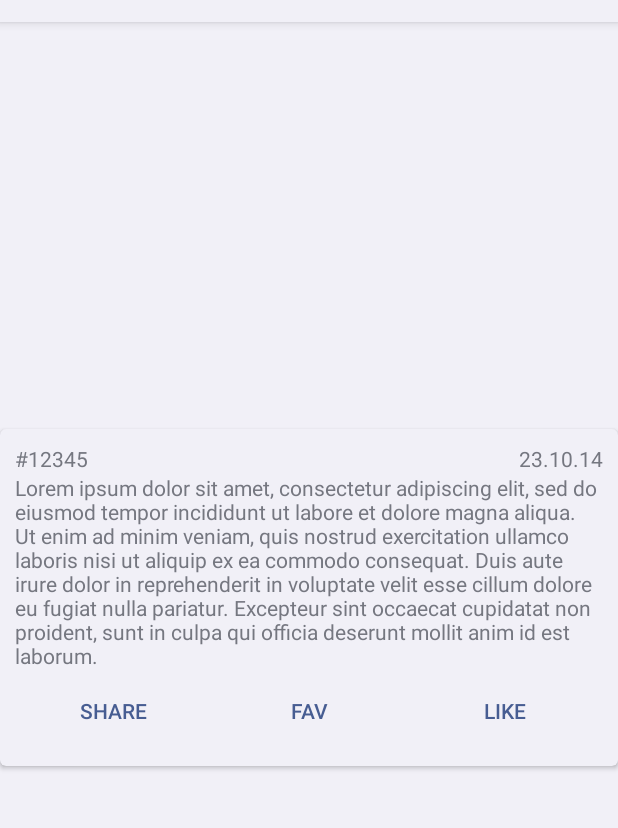
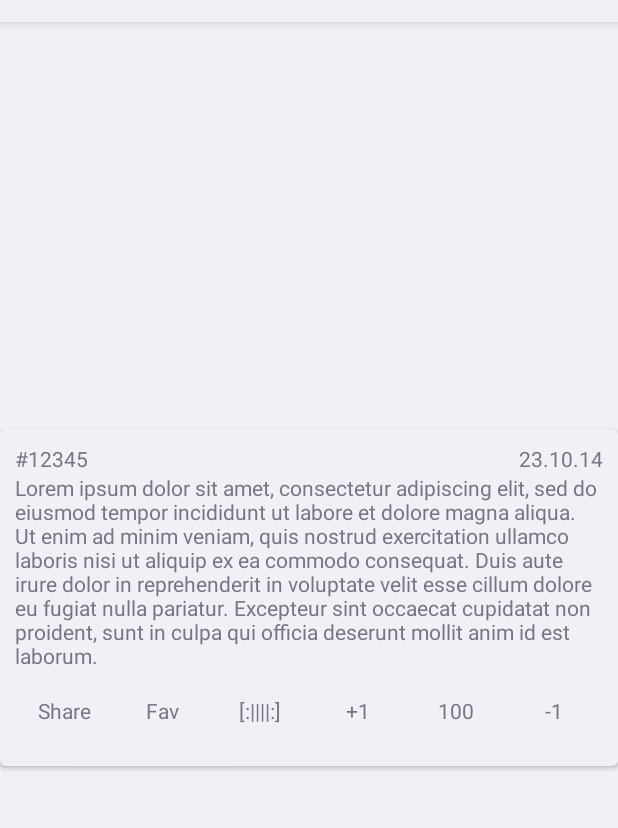
Before and after one commit to tech-team/BashHappens, an Android app: the layout bashorg_list_entry.xml on its own in the app's theme, with its tools: preview values and no code run, on a phone screen of 412 x 824 dp, the part 62-890 px from its top. Run offline under Robolectric (Android 15) with nearby library versions, the phone set to English and light mode, and no system bars; network calls fail.

Commit message:
#BH-10 Prototyped Sharing works, message format will be changed Added handlers for all buttons in the bottom of each post Added all controls for bash.org's entries

```diff
--- a/app/src/main/res/layout/bashorg_list_entry.xml
+++ b/app/src/main/res/layout/bashorg_list_entry.xml
@@ -44,25 +44,59 @@
             android:orientation="horizontal"
             style="@android:style/Theme.Holo.Light.Panel" >
             <Button
+                android:id="@+id/post_share"
+                android:layout_width="0dp"
+                android:layout_height="wrap_content"
+                android:layout_weight="1"
+                android:singleLine="true"
+                style="?android:attr/buttonBarButtonStyle"
+                android:textAppearance="@android:style/TextAppearance.DeviceDefault.Small"
+                android:text="Share" />
+
+            <Button
+                android:id="@+id/post_fav"
                 android:layout_width="0dp"
                 android:layout_height="wrap_content"
                 android:layout_weight="1"
                 style="?android:attr/buttonBarButtonStyle"
-                android:text="Share" />
+                android:textAppearance="@android:style/TextAppearance.DeviceDefault.Small"
+                android:text="Fav" />
 
             <Button
+                android:id="@+id/post_bayan"
                 android:layout_width="0dp"
                 android:layout_height="wrap_content"
                 android:layout_weight="1"
                 style="?android:attr/buttonBarButtonStyle"
-                android:text="Fav" />
+                android:textAppearance="@android:style/TextAppearance.DeviceDefault.Small"
+                android:text="[:||||:]" />
 
             <Button
+                android:id="@+id/post_like"
                 android:layout_width="0dp"
                 android:layout_height="wrap_content"
                 android:layout_weight="1"
                 style="?android:attr/buttonBarButtonStyle"
-                android:text="Like" />
+                android:textAppearance="@android:style/TextAppearance.DeviceDefault.Small"
+                android:text="+1" />
+
+            <TextView
+                android:id="@+id/post_rating"
+                android:layout_width="0dp"
+                android:layout_height="wrap_content"
+                android:layout_weight="1"
+                android:gravity="center"
+                android:textAppearance="@android:style/TextAppearance.DeviceDefault.Small"
+                android:text="100" />
+
+            <Button
+                android:id="@+id/post_dislike"
+                android:layout_width="0dp"
+                android:layout_height="wrap_content"
+                android:layout_weight="1"
+                style="?android:attr/buttonBarButtonStyle"
+                android:textAppearance="@android:style/TextAppearance.DeviceDefault.Small"
+                android:text="-1" />
         </LinearLayout>
 
     </RelativeLayout>
```
Also changed, not shown: app/src/main/java/org/techteam/bashhappens/gui/adapters/BashOrgListAdapter.java (+97 -7 lines), app/src/main/java/org/techteam/bashhappens/gui/fragments/PostsListFragment.java (+0 -11 lines).
